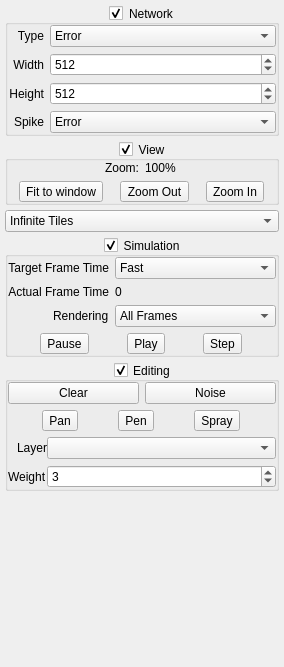
First picture: the form in Neuron/ToolBox.ui, repository Skwint/Neuron, before the edit.
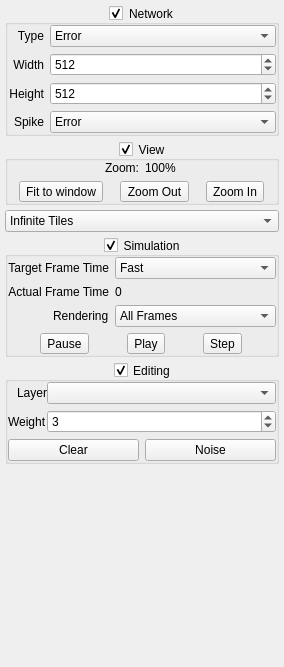
Second picture: the form after the edit. Icons and pictures are not drawn.

Commit message: Add icons to buttons and application. Add drag-to-scroll function to main view (in 2D)

The edit to the form file:
```diff
--- a/Neuron/ToolBox.ui
+++ b/Neuron/ToolBox.ui
@@ -523,6 +523,46 @@
        <property name="bottomMargin">
         <number>0</number>
        </property>
+       <item>
+        <layout class="QFormLayout" name="formLayout">
+         <property name="labelAlignment">
+          <set>Qt::AlignRight|Qt::AlignTrailing|Qt::AlignVCenter</set>
+         </property>
+         <property name="horizontalSpacing">
+          <number>0</number>
+         </property>
+         <item row="1" column="0">
+          <widget class="QLabel" name="weightLabel">
+           <property name="text">
+            <string>Weight</string>
+           </property>
+          </widget>
+         </item>
+         <item row="1" column="1">
+          <widget class="QSpinBox" name="spinEditingWeight">
+           <property name="minimum">
+            <number>-100</number>
+           </property>
+           <property name="maximum">
+            <number>100</number>
+           </property>
+           <property name="value">
+            <number>3</number>
+           </property>
+          </widget>
+         </item>
+         <item row="0" column="1">
+          <widget class="QComboBox" name="cmbEditingTarget"/>
+         </item>
+         <item row="0" column="0">
+          <widget class="QLabel" name="label_9">
+           <property name="text">
+            <string>Layer</string>
+           </property>
+          </widget>
+         </item>
+        </layout>
+       </item>
        <item>
         <widget class="QWidget" name="editingPanel" native="true">
          <layout class="QVBoxLayout" name="verticalLayout_9">
@@ -556,77 +596,6 @@
             </item>
            </layout>
           </item>
-          <item>
-           <layout class="QHBoxLayout" name="horizontalLayout_5">
-            <item>
-             <widget class="QToolButton" name="btnEditingPan">
-              <property name="text">
-               <string>Pan</string>
-              </property>
-              <property name="checkable">
-               <bool>false</bool>
-              </property>
-              <property name="checked">
-               <bool>false</bool>
-              </property>
-             </widget>
-            </item>
-            <item>
-             <widget class="QToolButton" name="btnEditingPen">
-              <property name="text">
-               <string>Pen</string>
-              </property>
-             </widget>
-            </item>
-            <item>
-             <widget class="QToolButton" name="btnEditingSpray">
-              <property name="text">
-               <string>Spray</string>
-              </property>
-             </widget>
-            </item>
-           </layout>
-          </item>
-          <item>
-           <layout class="QFormLayout" name="formLayout">
-            <property name="labelAlignment">
-             <set>Qt::AlignRight|Qt::AlignTrailing|Qt::AlignVCenter</set>
-            </property>
-            <property name="horizontalSpacing">
-             <number>0</number>
-            </property>
-            <item row="1" column="0">
-             <widget class="QLabel" name="weightLabel">
-              <property name="text">
-               <string>Weight</string>
-              </property>
-             </widget>
-            </item>
-            <item row="1" column="1">
-             <widget class="QSpinBox" name="spinEditingWeight">
-              <property name="minimum">
-               <number>-100</number>
-              </property>
-              <property name="maximum">
-               <number>100</number>
-              </property>
-              <property name="value">
-               <number>3</number>
-              </property>
-             </widget>
-            </item>
-            <item row="0" column="1">
-             <widget class="QComboBox" name="cmbEditingTarget"/>
-            </item>
-            <item row="0" column="0">
-             <widget class="QLabel" name="label_9">
-              <property name="text">
-               <string>Layer</string>
-              </property>
-             </widget>
-            </item>
-           </layout>
-          </item>
          </layout>
         </widget>
        </item>
```
Left out of the diff: 42 changed lines with no effect on the pictures. The commit also changes 23 other files.
